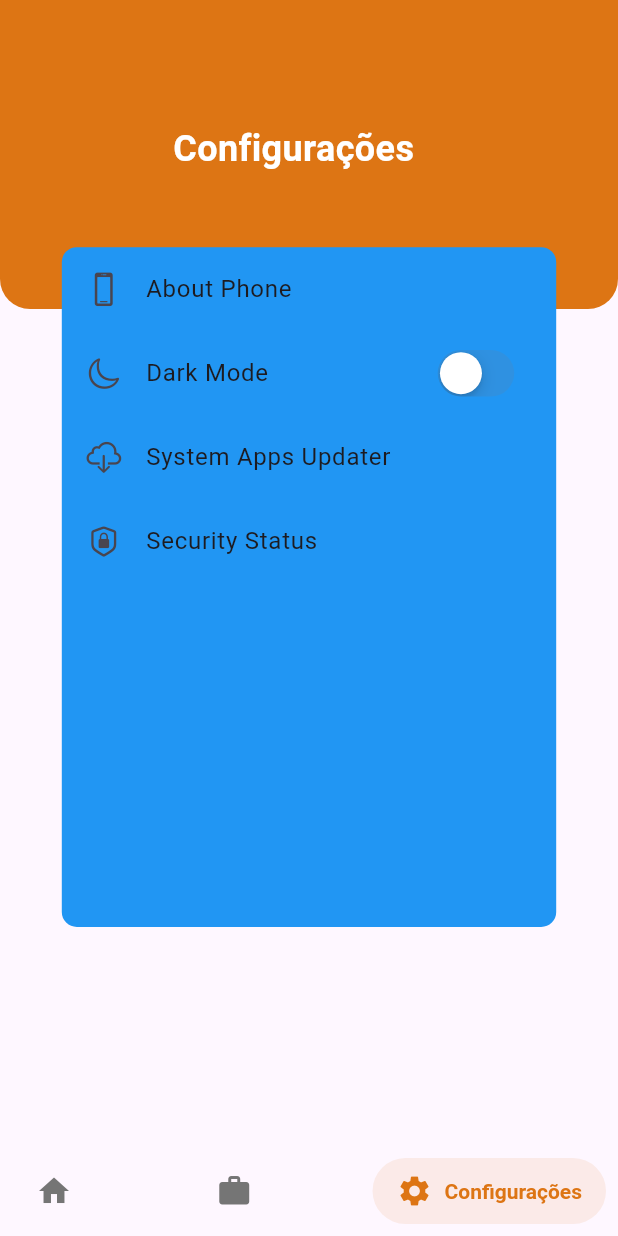
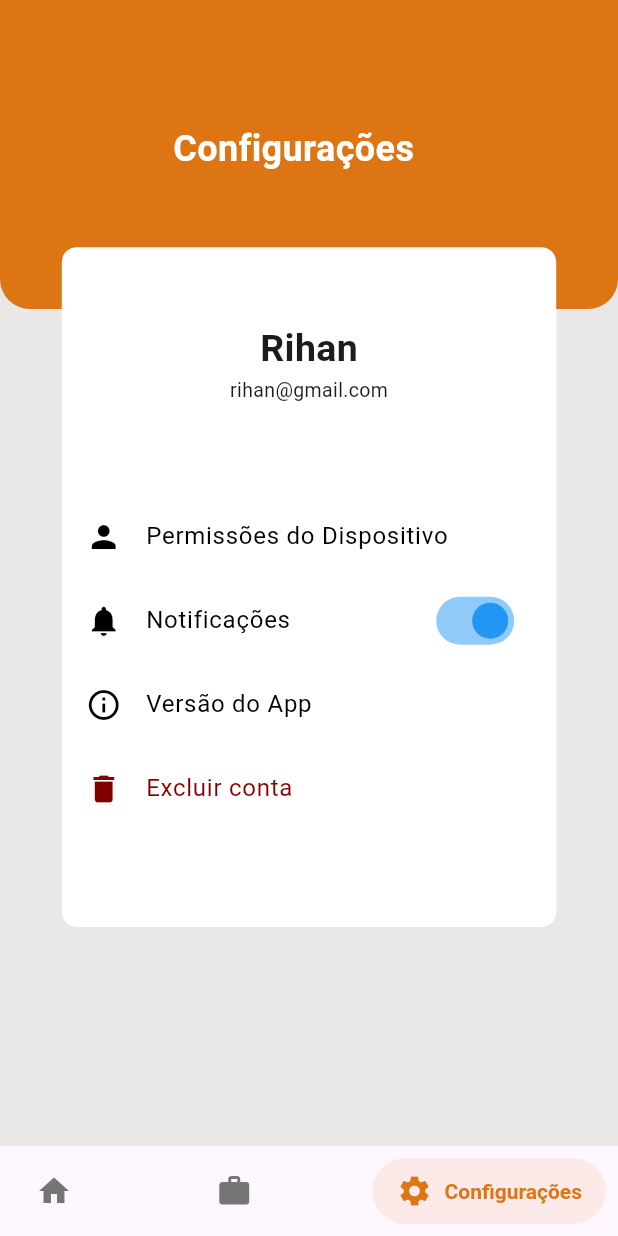
Before and after one commit to Rihan17/GetTaskDart, a Flutter app: the screen it shows after launch, item 3 of the bottom bar chosen, on a phone screen of 412 x 824 dp. Run offline on Flutter 3.47's test engine with Material 3 defaults, Android fonts, the phone set to English and light mode, and no system bars; drawn by our look-alikes of salomon_bottom_bar; Roboto replaces fonts that are missing (Poppins).

Commit message:
aba-de-configuracoes-finalizada-e-inicio-da-aba-planos

```diff
--- a/lib/main.dart
+++ b/lib/main.dart
@@ -1,7 +1,6 @@
 import 'package:flutter/material.dart';
 import 'package:salomon_bottom_bar/salomon_bottom_bar.dart';
-import 'package:flutter/cupertino.dart';
-
+import 'planos.dart';
 void main() {
   runApp(const MyApp());
 }
@@ -172,7 +171,10 @@ class TaskPlus extends StatelessWidget {
           margin: const EdgeInsets.all(5),
           child: ElevatedButton(
             onPressed: () {
-              print('Botão Task+ pressionado');
+              Navigator.push(
+                context,
+                MaterialPageRoute(builder: (context) => Planos()),
+              );
             },
             style: ElevatedButton.styleFrom(
               backgroundColor: Color(0xFFDD7514),
@@ -408,7 +410,10 @@ class _GoogleBottomBarState extends State<GoogleBottomBar> {
 class HomePage extends StatelessWidget {
   @override
   Widget build(BuildContext context) {
-    return Column(
+    return Scaffold(
+      body: Container(
+        color: Colors.white, // Defina a cor de fundo desejada aqui
+        child: Column(
           children: [
             CabecalhoPersonalizado(),
             SizedBox(height: 20),
@@ -434,6 +439,8 @@ class HomePage extends StatelessWidget {
               ),
             ),
           ],
+        ),
+      ),
     );
   }
 }
@@ -442,6 +449,8 @@ class ConfigPage extends StatelessWidget {
   @override
   Widget build(BuildContext context) {
     return SafeArea(
+      child: Container(
+        color: Color(0xE4E6E6E4),
         child: Column(
           children: [
             FundoConfiguracoes(),
@@ -456,9 +465,11 @@ class ConfigPage extends StatelessWidget {
             ),
           ],
         ),
+      ),
     );
   }
 }
+
 
 class VagasPage extends StatelessWidget {
   @override
@@ -841,7 +852,7 @@ class FundoConfiguracoes extends StatelessWidget {
               width: screenWidth * 0.8,
               height: screenHeight * 0.55,
               decoration: BoxDecoration(
-                color: Colors.blue,
+                color: Colors.white,
                 borderRadius: BorderRadius.circular(10),
               ),
               child: Center(
@@ -849,22 +860,49 @@ class FundoConfiguracoes extends StatelessWidget {
                   constraints: const BoxConstraints(maxWidth: 400),
                   child: ListView(
                     children: [
+                      // Adicionando os textos centralizados acima da lista
+                      Center(
+                        child: Padding(
+                          padding: const EdgeInsets.only(top: 50),
+                          child: Text(
+                            'Rihan',
+                            style: TextStyle(
+                              fontSize: 25,
+                              fontWeight: FontWeight.bold,
+                            ),
+                          ),
+                        ),
+                      ),
+                      Center(
+                        child: Padding(
+                          padding: const EdgeInsets.only(bottom: 60),
+                          child: Text(
+                            'rihan@gmail.com',
+                            style: TextStyle(
+                              fontSize: 13,
+                              fontWeight: FontWeight.normal,
+                            ),
+                          ),
+                        ),
+                      ),
+                      // Lista de opções
                       const _CustomListTile(
-                        title: "About Phone",
-                        icon: CupertinoIcons.device_phone_portrait,
+                        title: "Permissões do Dispositivo",
+                        icon: (Icons.person),
                       ),
                       _CustomListTile(
-                        title: "Dark Mode",
-                        icon: CupertinoIcons.moon,
-                        trailing: CupertinoSwitch(value: false, onChanged: (value) {}),
+                        title: "Notificações",
+                        icon: (Icons.notifications),
+                        trailing: SwitchExample(),
                       ),
                       const _CustomListTile(
-                        title: "System Apps Updater",
-                        icon: CupertinoIcons.cloud_download,
+                        title: "Versão do App",
+                        icon: (Icons.info_outline),
                       ),
                       const _CustomListTile(
-                        title: "Security Status",
-                        icon: CupertinoIcons.lock_shield,
+                        title: "Excluir conta",
+                        icon: (Icons.delete),
+                        textColor: Color(0xFF800000),
                       ),
                     ],
                   ),
@@ -882,25 +920,51 @@ class _CustomListTile extends StatelessWidget {
   final String title;
   final IconData icon;
   final Widget? trailing;
+  final Color? textColor;
 
   const _CustomListTile({
-    Key? key,
     required this.title,
     required this.icon,
     this.trailing,
-  }) : super(key: key);
+    this.textColor,
+  });
 
   @override
   Widget build(BuildContext context) {
     return ListTile(
-      leading: Icon(icon),
-      title: Text(title),
+      leading: Icon(icon, color: textColor ?? Colors.black),
+      title: Text(
+        title,
+        style: TextStyle(color: textColor ?? Colors.black),
+      ),
       trailing: trailing,
     );
   }
 }
 
+class SwitchExample extends StatefulWidget {
+  const SwitchExample({super.key});
 
+  @override
+  State<SwitchExample> createState() => _SwitchExampleState();
+}
+
+class _SwitchExampleState extends State<SwitchExample> {
+  bool light = true;
+
+  @override
+  Widget build(BuildContext context) {
+    return Switch(
+      value: light,
+      activeColor: Colors.blue,
+      onChanged: (bool value) {
+        setState(() {
+          light = value;
+        });
+      },
+    );
+  }
+}
 
 
 class TituloConfig extends StatelessWidget {
```
Also changed, not shown: lib/planos.dart (added, +57 -0 lines). Lines whose indentation alone changed are shown as unchanged.
